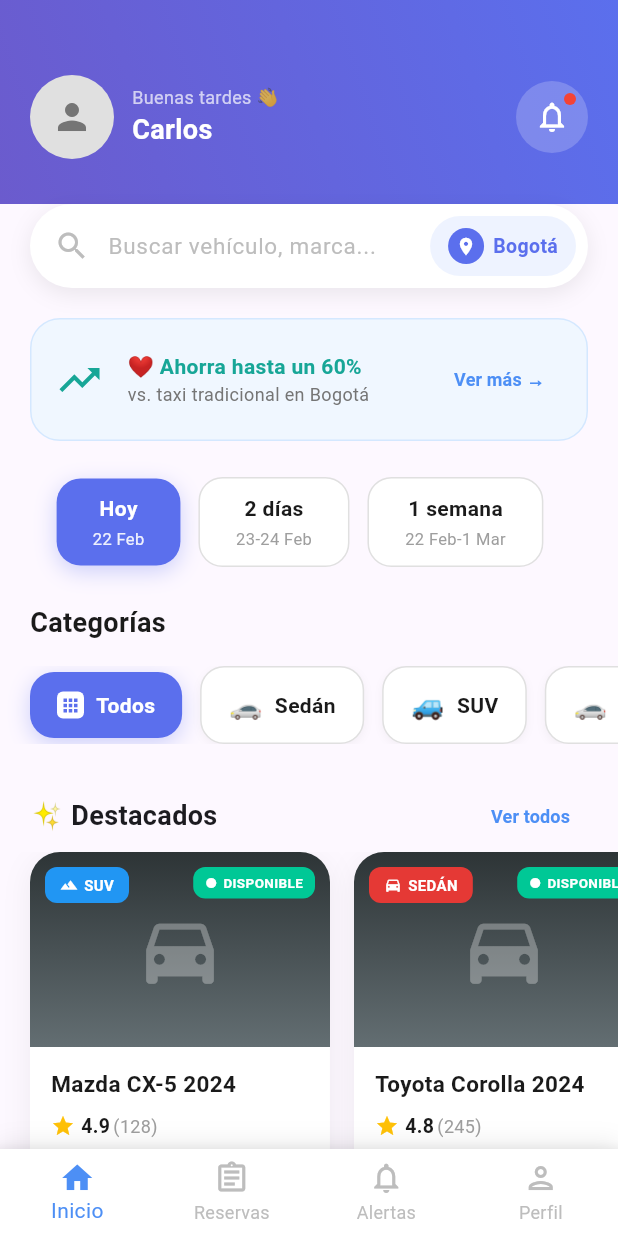
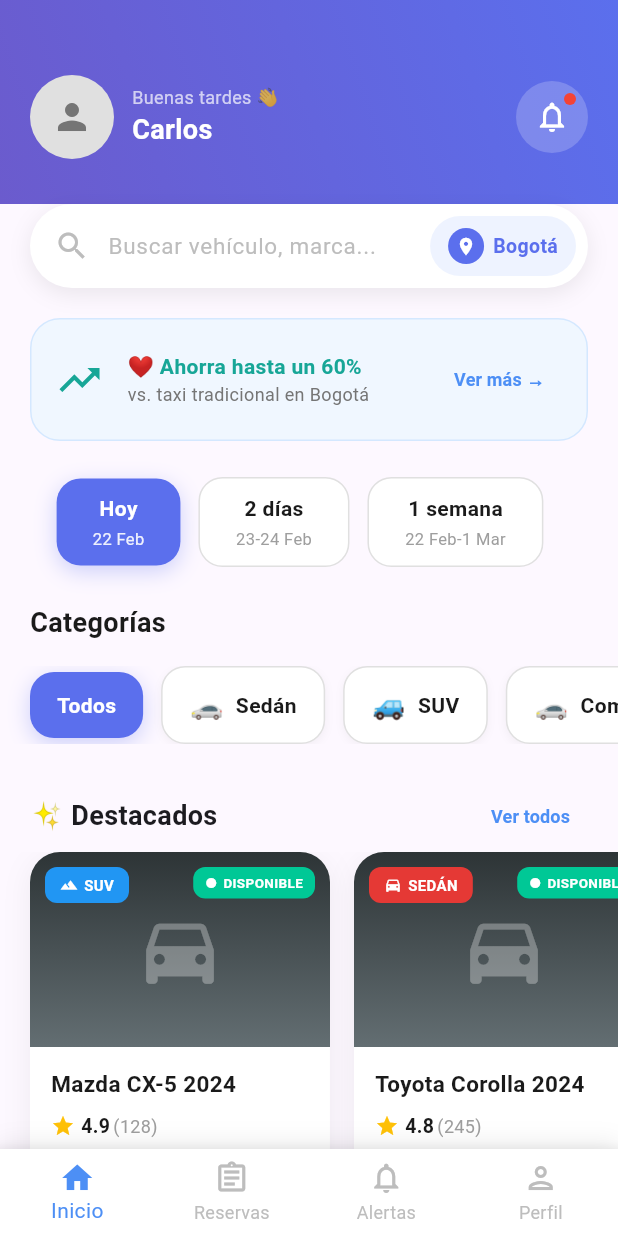
Before and after one commit to unknownusa-ai/FlexiDrive, a Flutter app: the HomePage screen opened directly, on a phone screen of 412 x 824 dp. Run offline on Flutter 3.47's test engine with Material 3 defaults, Android fonts, the phone set to English and light mode, and no system bars; our stand-ins replace flutter_svg.

```diff
--- a/lib/presentation/pages/home/home_page.dart
+++ b/lib/presentation/pages/home/home_page.dart
@@ -442,23 +442,10 @@ class _HomePageState extends State<HomePage> {
         child: Row(
           mainAxisSize: MainAxisSize.min,
           children: [
-            if (emoji != null)
-              Text(emoji, style: TextStyle(fontSize: 18))
-            else
-              Container(
-                width: 18,
-                height: 18,
-                decoration: BoxDecoration(
-                  color: isSelected ? Colors.white : Color(0xFF5B6FED),
-                  borderRadius: BorderRadius.circular(4),
-                ),
-                child: Icon(
-                  Icons.apps,
-                  color: isSelected ? Color(0xFF5B6FED) : Colors.white,
-                  size: 14,
-                ),
-              ),
-            SizedBox(width: 8),
+            if (emoji != null) ...[
+              Text(emoji, style: TextStyle(fontSize: 18)),
+              SizedBox(width: 8),
+            ],
             Text(
               category,
               style: TextStyle(
```
